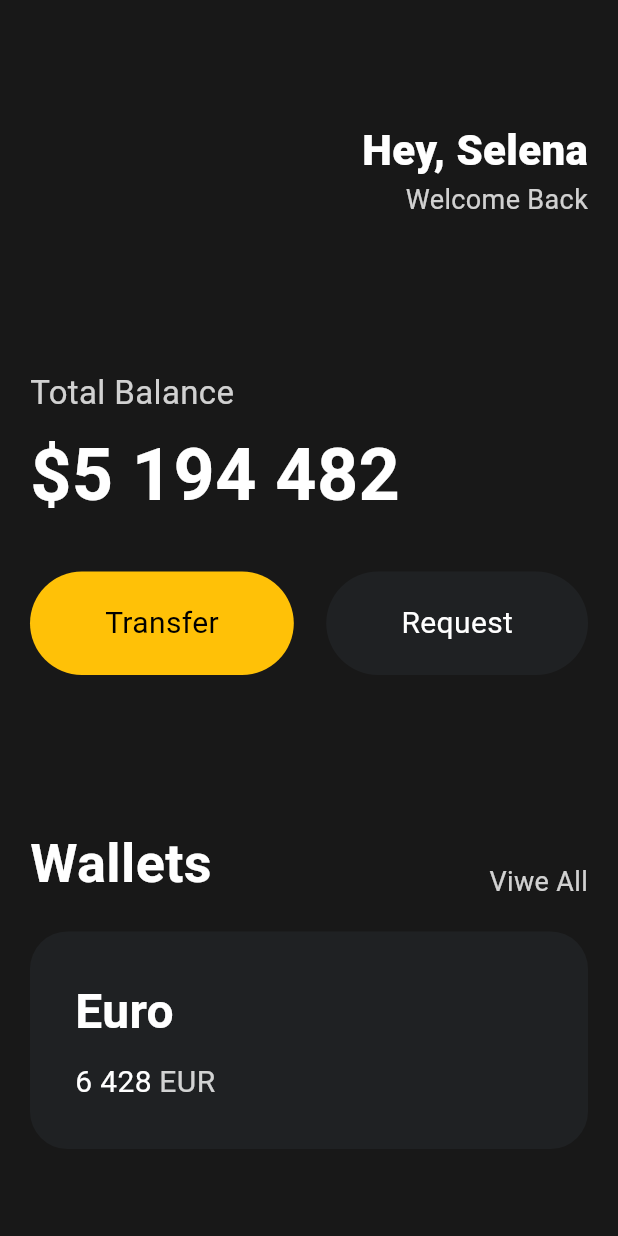
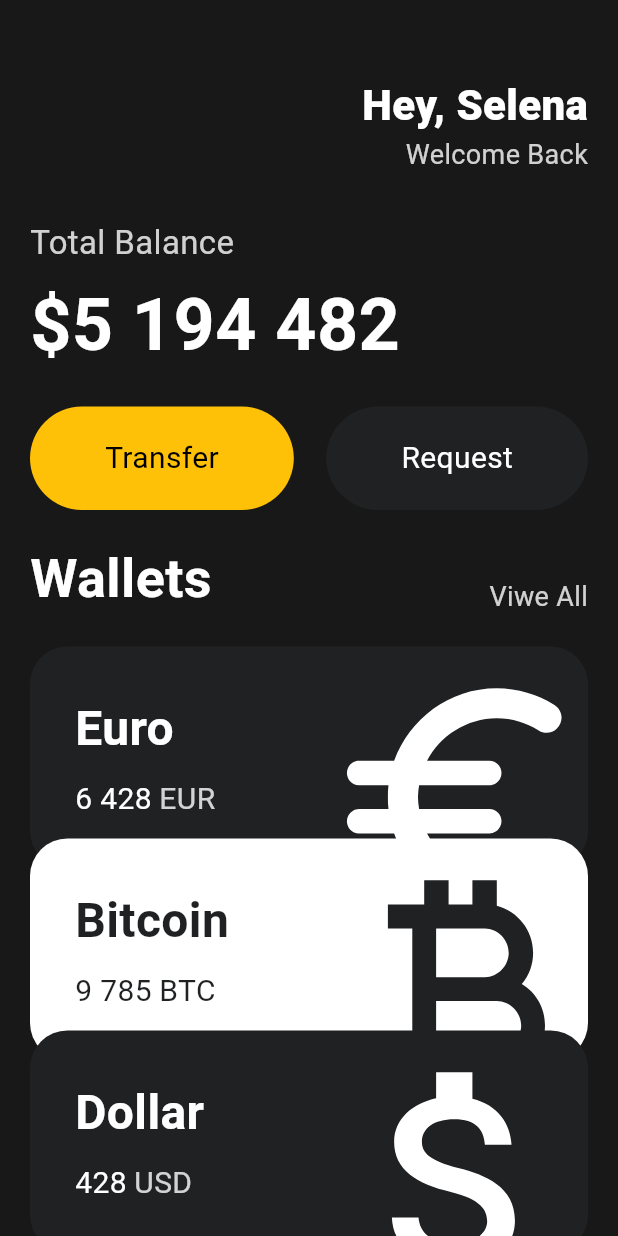
Before and after one commit to dasvador/flutter_study, a Flutter app: the screen it shows after launch, on a phone screen of 412 x 824 dp. Run offline on Flutter 3.47's test engine with Material 3 defaults, Android fonts, the phone set to English and light mode, and no system bars.

Commit message:
feat: stack cards

```diff
--- a/lib/main.dart
+++ b/lib/main.dart
@@ -1,5 +1,6 @@
 import 'package:flutter/material.dart';
 import 'package:myfirst/widgets/button.dart';
+import 'package:myfirst/widgets/currency_card.dart';
 
 void main() {
   runApp(MyApp());
@@ -11,13 +12,14 @@ class MyApp extends StatelessWidget {
     return MaterialApp(
       home: Scaffold(
           backgroundColor: const Color(0xff181818),
-          body: Padding(
+          body: SingleChildScrollView(
+            child: Padding(
               padding: const EdgeInsets.symmetric(horizontal: 20),
               child: Column(
                 crossAxisAlignment: CrossAxisAlignment.start,
                 children: [
                   const SizedBox(
-                  height: 80,
+                    height: 50,
                   ),
                   Row(
                     mainAxisAlignment: MainAxisAlignment.end,
@@ -45,7 +47,7 @@ class MyApp extends StatelessWidget {
                     ],
                   ),
                   const SizedBox(
-                  height: 100,
+                    height: 30,
                   ),
                   Text(
                     'Total Balance',
@@ -66,7 +68,7 @@ class MyApp extends StatelessWidget {
                     ),
                   ),
                   const SizedBox(
-                  height: 30,
+                    height: 20,
                   ),
                   Row(
                     mainAxisAlignment: MainAxisAlignment.spaceBetween,
@@ -84,7 +86,7 @@ class MyApp extends StatelessWidget {
                     ],
                   ),
                   SizedBox(
-                  height: 100,
+                    height: 20,
                   ),
                   Row(
                     crossAxisAlignment: CrossAxisAlignment.end,
@@ -106,58 +108,38 @@ class MyApp extends StatelessWidget {
                       )
                     ],
                   ),
-                SizedBox(
+                  const SizedBox(
                     height: 20,
                   ),
-                Container(
-                  decoration: BoxDecoration(
-                    color: const Color(0xFF1F2123),
-                    borderRadius: BorderRadius.circular(25),
+                  const CurrencyCard(
+                    name: 'Euro',
+                    code: 'EUR',
+                    amount: '6 428',
+                    icon: Icons.euro_rounded,
+                    isInverted: false,
                   ),
-                  child: Padding(
-                    padding: const EdgeInsets.all(
-                      30,
-                    ),
-                    child: Row(
-                      children: [
-                        Column(
-                          crossAxisAlignment: CrossAxisAlignment.start,
-                          children: [
-                            Text(
-                              'Euro',
-                              style: TextStyle(
-                                color: Colors.white,
-                                fontSize: 32,
-                                fontWeight: FontWeight.w600,
+                  Transform.translate(
+                    offset: const Offset(0, -20),
+                    child: const CurrencyCard(
+                      name: 'Bitcoin',
+                      code: 'BTC',
+                      amount: '9 785',
+                      icon: Icons.currency_bitcoin,
+                      isInverted: true,
                     ),
                   ),
-                            SizedBox(
-                              height: 10,
+                  Transform.translate(
+                    offset: const Offset(0, -40),
+                    child: const CurrencyCard(
+                      name: 'Dollar',
+                      code: 'USD',
+                      amount: '428',
+                      icon: Icons.attach_money_outlined,
+                      isInverted: false,
                     ),
-                            Row(
-                              children: [
-                                Text('6 428',
-                                    style: TextStyle(
-                                      color: Colors.white,
-                                      fontSize: 20,
-                                    )),
-                                SizedBox(
-                                  width: 5,
-                                ),
-                                Text('EUR',
-                                    style: TextStyle(
-                                      color: Colors.white.withOpacity(0.8),
-                                      fontSize: 20,
-                                    )),
-                              ],
                   ),
                 ],
               ),
-                      ],
-                    ),
-                  ),
-                ),
-              ],
             ),
           )),
     );
--- /dev/null
+++ b/lib/widgets/currency_card.dart
@@ -0,0 +1,83 @@
+import 'package:flutter/material.dart';
+
+class CurrencyCard extends StatelessWidget {
+  final String name, code, amount;
+  final IconData icon;
+  final bool isInverted;
+  final _blackColor = const Color(0xFF1F2123);
+
+  const CurrencyCard(
+      {super.key,
+      required this.name,
+      required this.code,
+      required this.amount,
+      required this.icon,
+      required this.isInverted});
+
+  @override
+  Widget build(BuildContext context) {
+    return Container(
+      clipBehavior: Clip.hardEdge,
+      decoration: BoxDecoration(
+        color: isInverted ? Colors.white : _blackColor,
+        borderRadius: BorderRadius.circular(25),
+      ),
+      child: Padding(
+        padding: const EdgeInsets.all(
+          30,
+        ),
+        child: Row(
+          mainAxisAlignment: MainAxisAlignment.spaceBetween,
+          children: [
+            Column(
+              crossAxisAlignment: CrossAxisAlignment.start,
+              children: [
+                Text(
+                  name,
+                  style: TextStyle(
+                    color: isInverted ? _blackColor : Colors.white,
+                    fontSize: 32,
+                    fontWeight: FontWeight.w600,
+                  ),
+                ),
+                const SizedBox(
+                  height: 10,
+                ),
+                Row(
+                  children: [
+                    Text(amount,
+                        style: TextStyle(
+                          color: isInverted ? _blackColor : Colors.white,
+                          fontSize: 20,
+                        )),
+                    const SizedBox(
+                      width: 5,
+                    ),
+                    Text(code,
+                        style: TextStyle(
+                          color: isInverted
+                              ? _blackColor
+                              : Colors.white.withOpacity(0.8),
+                          fontSize: 20,
+                        )),
+                  ],
+                ),
+              ],
+            ),
+            Transform.scale(
+              scale: 2.2,
+              child: Transform.translate(
+                offset: const Offset(-5, 12),
+                child: Icon(
+                  icon,
+                  color: isInverted ? _blackColor : Colors.white,
+                  size: 88,
+                ),
+              ),
+            )
+          ],
+        ),
+      ),
+    );
+  }
+}
```
Lines whose indentation alone changed are shown as unchanged.
